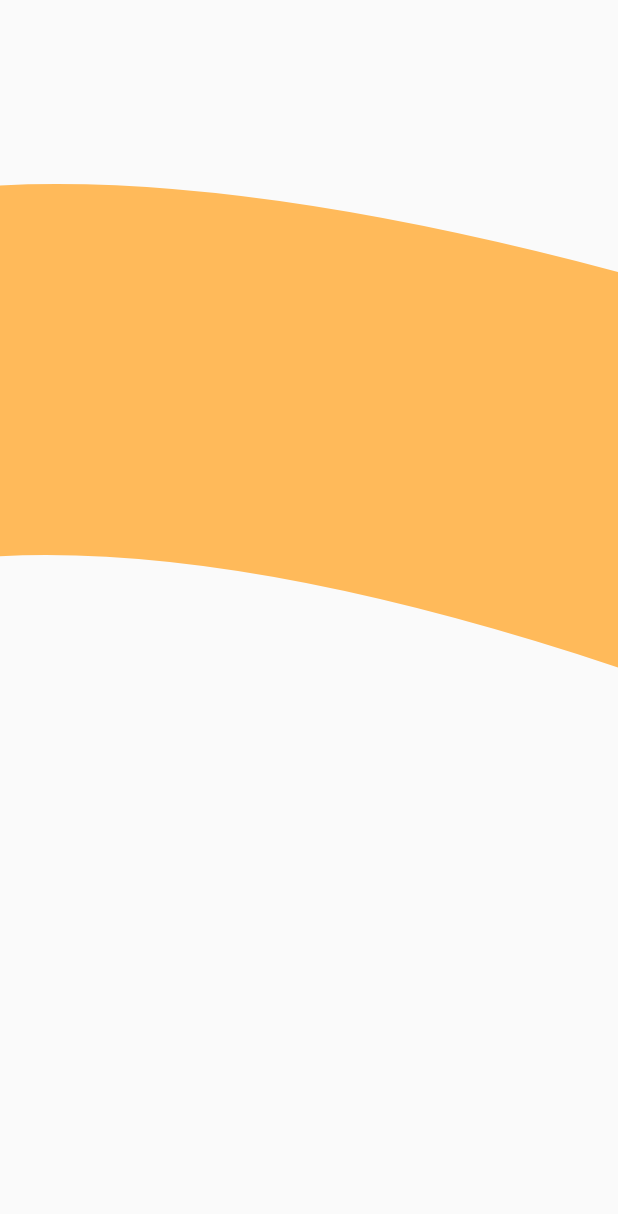
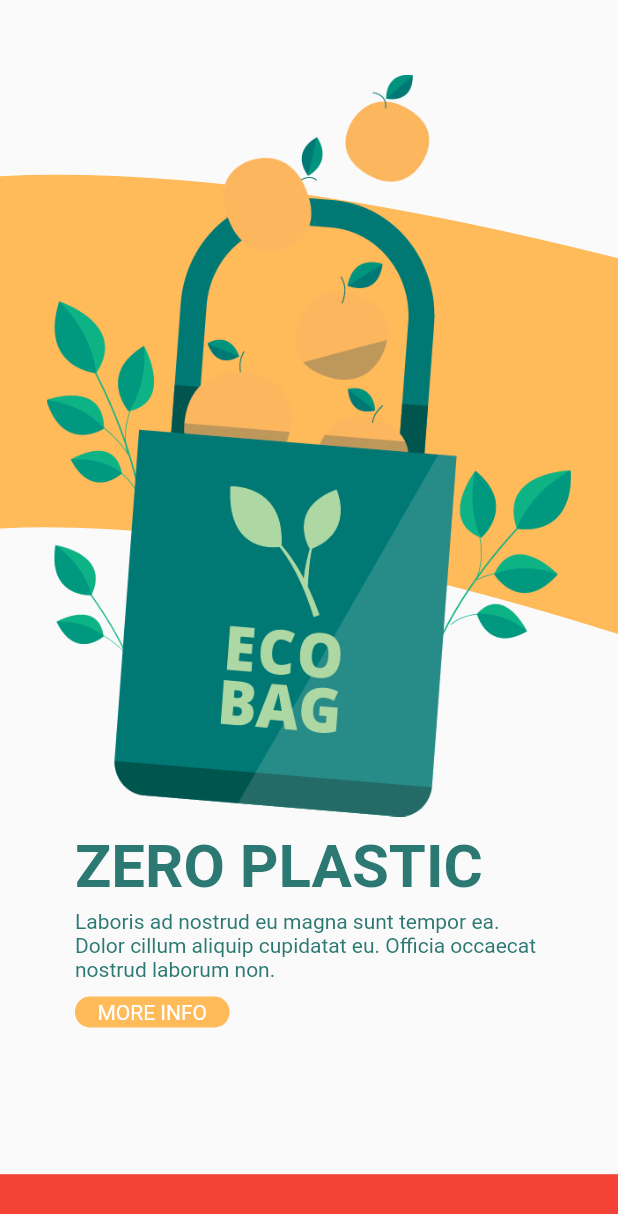
Before and after one commit to DavidIjsud/recyclerapp_pageview, a Flutter app: the screen it shows after launch, on a phone screen of 412 x 824 dp. Shown: the top 1214 px of the screen. Run offline on Flutter 3.47's test engine with Material 2 defaults, Android fonts, the phone set to English and light mode, and no system bars.

Commit message:
New widgets created and creating the three page viewes, etc

```diff
--- a/lib/consts/consts.dart
+++ b/lib/consts/consts.dart
@@ -2,6 +2,21 @@ import 'package:flutter/material.dart';
 
 class Colores{
 
-    static final int colorPrimary = 0xFFFFBA5A;
+    static final int colorSecondary = 0xFFFFBA5A;
+    static final int colorPrimary = 0xFF2C7873;
 
 }
+
+Map<int, Color> color =
+{
+50:Color.fromRGBO(44,120,115, .1),
+100:Color.fromRGBO(44,120,115, .2),
+200:Color.fromRGBO(44,120,115, .3),
+300:Color.fromRGBO(44,120,115, .4),
+400:Color.fromRGBO(44,120,115, .5),
+500:Color.fromRGBO(44,120,115, .6),
+600:Color.fromRGBO(44,120,115, .7),
+700:Color.fromRGBO(44,120,115, .8),
+800:Color.fromRGBO(44,120,115, .9),
+900:Color.fromRGBO(44,120,115, 1),
+};
--- a/lib/main.dart
+++ b/lib/main.dart
@@ -23,7 +23,7 @@ class MyApp extends StatelessWidget {
       title: 'Recycler App PageViewer',
       debugShowCheckedModeBanner: false,
       theme: ThemeData(
-        primarySwatch:  Colors.blue  ,
+          primarySwatch: MaterialColor( Colores.colorPrimary ,  color )
       ),
       home: HomePage(),
     );
--- a/lib/pages/homePage.dart
+++ b/lib/pages/homePage.dart
@@ -1,5 +1,7 @@
 import 'package:flutter/material.dart';
-import 'package:recycleapp/widgets/WidgetBackground.dart';
+import 'package:recycleapp/pages/pageViewOne.dart';
+import 'package:recycleapp/pages/pageViewThree.dart';
+import 'package:recycleapp/pages/pageViewTwo.dart';
 
 class HomePage extends StatelessWidget {
 
@@ -8,7 +10,24 @@ class HomePage extends StatelessWidget {
   @override
   Widget build(BuildContext context) {
     return Scaffold(
-        body: WidgetBackGround(),
+        body:  Column(
+           children: [
+             Expanded(
+               child: PageView(
+                  children: [
+                        PageViewOne(),
+                        PageViewTwo(),
+                        PageViewThree()
+                  ],
+                ),
+             ),
+              Container(
+                 width: double.infinity,
+                 height: MediaQuery.of(context).size.height * 0.05,
+                 color: Colors.red,
+              ),
+           ],
+        )
     );
   }
 
--- /dev/null
+++ b/lib/pages/pageViewOne.dart
@@ -0,0 +1,31 @@
+import 'package:flutter/material.dart';
+import 'package:recycleapp/widgets/WidgetBackgroundOne.dart';
+import 'package:recycleapp/widgets/WidgetButtomMoreInfo.dart';
+import 'package:recycleapp/widgets/WidgetEcobagImage.dart';
+import 'package:recycleapp/widgets/WidgetTextDetail.dart';
+import 'package:recycleapp/widgets/WidgetTextHeader.dart';
+
+class PageViewOne extends StatelessWidget {
+  const PageViewOne({Key? key}) : super(key: key);
+
+  @override
+  Widget build(BuildContext context) {
+    return Stack(
+         children: [
+              WidgetBackGroundPageOne(),
+              Column(
+                 crossAxisAlignment: CrossAxisAlignment.start,
+                 children: [
+                     WidgetEcoBagImage( image:  'assets/images/eco_bag.png' , ),
+                     SizedBox( height: 10, ),
+                     WidgetTextHeader(text: 'ZERO PLASTIC'),
+                     SizedBox( height: 5, ),
+                     WidgetTextDetail(text:  'Laboris ad nostrud eu magna sunt tempor ea. Dolor cillum aliquip cupidatat eu. Officia occaecat nostrud laborum non.' ),
+                     SizedBox( height: 10, ),
+                     WidgetButtonMoreDetail(),
+                 ],
+              ),
+         ],
+    );
+  }
+}
--- a/lib/widgets/WidgetBackground.dart
+++ b/lib/widgets/WidgetBackgroundOne.dart
@@ -2,17 +2,16 @@ import 'package:flutter/material.dart';
 import 'package:recycleapp/consts/consts.dart';
 import 'package:recycleapp/helper/customPainter.dart';
 
-class WidgetBackGround extends StatelessWidget {
-  const WidgetBackGround({Key? key}) : super(key: key);
+class WidgetBackGroundPageOne extends StatelessWidget {
+  const WidgetBackGroundPageOne({Key? key}) : super(key: key);
 
   @override
   Widget build(BuildContext context) {
-    final phoneSize = MediaQuery.of(context).size;
     return Container(
       width: double.infinity,
       height: double.infinity,
       child: CustomPaint(
-           painter: CustomPaintBackgroundPageOne( color:  Colores.colorPrimary ),
+           painter: CustomPaintBackgroundPageOne( color:  Colores.colorSecondary ),
       ),
     );
   }
--- /dev/null
+++ b/lib/widgets/WidgetButtomMoreInfo.dart
@@ -0,0 +1,23 @@
+import 'package:flutter/material.dart';
+import 'package:recycleapp/consts/consts.dart';
+
+class WidgetButtonMoreDetail extends StatelessWidget {
+  const WidgetButtonMoreDetail({Key? key}) : super(key: key);
+
+  @override
+  Widget build(BuildContext context) {
+    final phoneSize = MediaQuery.of(context).size;
+    return Padding(
+      padding: const EdgeInsets.symmetric( horizontal: 50 ),
+      child: Container(
+        width:  phoneSize.width * 0.25,
+        height: phoneSize.width * 0.05,
+        decoration: BoxDecoration(
+            borderRadius: BorderRadius.circular(10),
+            color: Color(Colores.colorSecondary)
+        ),
+        child: Center(child: Text( 'MORE INFO' , style : TextStyle( color: Colors.white  )  )),
+      ),
+    );
+  }
+}
--- /dev/null
+++ b/lib/widgets/WidgetEcobagImage.dart
@@ -0,0 +1,20 @@
+import 'package:flutter/material.dart';
+
+class WidgetEcoBagImage extends StatelessWidget {
+
+  final String image;
+
+  const WidgetEcoBagImage({Key? key , required this.image  }) : super(key: key);
+
+  @override
+  Widget build(BuildContext context) {
+    final phoneSize = MediaQuery.of(context).size;
+    return Padding(
+           padding: const EdgeInsets.only(top: 50),
+           child: Container(
+             width: phoneSize.height * 0.6,
+             height: phoneSize.height * 0.6,
+             child: Image.asset( this.image )),
+           );
+    }
+}
--- /dev/null
+++ b/lib/widgets/WidgetTextDetail.dart
@@ -0,0 +1,18 @@
+import 'package:flutter/material.dart';
+import 'package:recycleapp/consts/consts.dart';
+
+class WidgetTextDetail extends StatelessWidget {
+  final String text;
+  const WidgetTextDetail({Key? key, required this.text }) : super(key: key);
+
+  @override
+  Widget build(BuildContext context) {
+    return  Padding(
+      padding: const EdgeInsets.symmetric( horizontal: 50),
+      child: Text(
+          this.text,
+          style:  TextStyle( color: Color(Colores.colorPrimary) ) ,
+      ),
+    ) ;
+  }
+}
--- /dev/null
+++ b/lib/widgets/WidgetTextHeader.dart
@@ -0,0 +1,18 @@
+import 'package:flutter/material.dart';
+import 'package:recycleapp/consts/consts.dart';
+
+class WidgetTextHeader extends StatelessWidget {
+  final String text;
+  const WidgetTextHeader({Key? key, required this.text }) : super(key: key);
+
+  @override
+  Widget build(BuildContext context) {
+    return  Padding(
+      padding: const EdgeInsets.symmetric( horizontal: 50 ),
+      child: Text(
+          this.text,
+          style:  TextStyle(  fontSize: 40 , fontWeight: FontWeight.bold  , color: Color( Colores.colorPrimary )   ) ,
+      ),
+    ) ;
+  }
+}
```
Also changed, not shown: lib/helper/customPainter.dart (+36 -0 lines), lib/pages/pageViewThree.dart (added, +31 -0 lines), lib/pages/pageViewTwo.dart (added, +31 -0 lines), lib/widgets/WidgetBackgroundThree.dart (added, +18 -0 lines), lib/widgets/WidgetBackgroundTwo.dart (added, +18 -0 lines), pubspec.yaml (+4 -53 lines).
